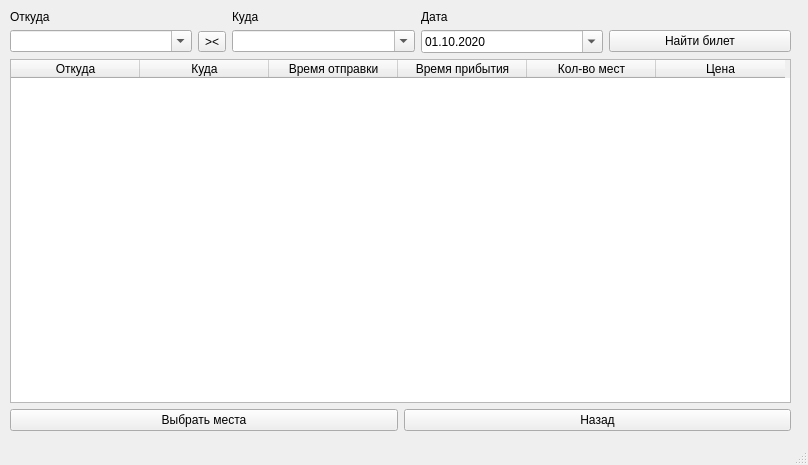
Substance-live/Train_application, file data/etc/Ticket.ui: the form before one commit.
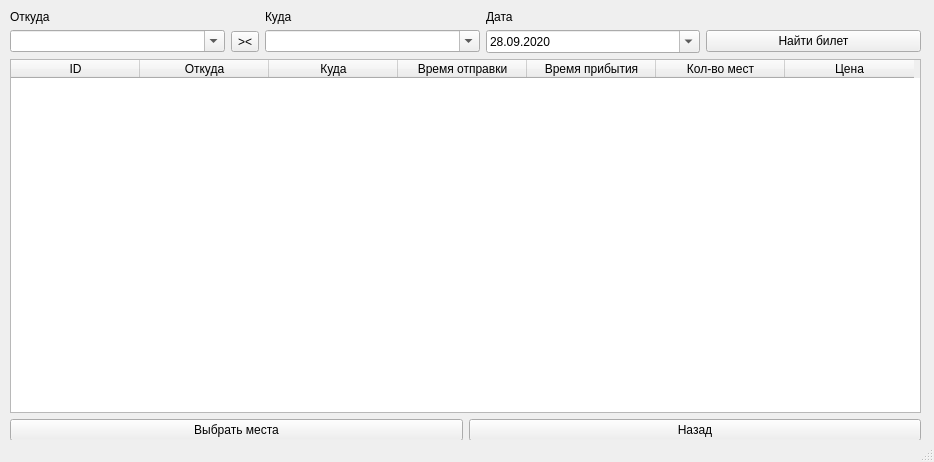
The form after the commit.

Diff of the .ui file:
```diff
--- a/data/etc/Ticket.ui
+++ b/data/etc/Ticket.ui
@@ -6,8 +6,8 @@
    <rect>
     <x>0</x>
     <y>0</y>
-    <width>808</width>
-    <height>465</height>
+    <width>934</width>
+    <height>462</height>
    </rect>
   </property>
   <property name="sizePolicy">
@@ -30,8 +30,8 @@
      <rect>
       <x>10</x>
       <y>10</y>
-      <width>781</width>
-      <height>421</height>
+      <width>911</width>
+      <height>431</height>
      </rect>
     </property>
     <property name="font">
@@ -139,8 +139,8 @@
            <minute>0</minute>
            <second>0</second>
            <year>2020</year>
-           <month>10</month>
-           <day>1</day>
+           <month>9</month>
+           <day>28</day>
           </datetime>
          </property>
          <property name="displayFormat">
@@ -225,6 +225,11 @@
          <attribute name="verticalHeaderCascadingSectionResizes">
           <bool>false</bool>
          </attribute>
+         <column>
+          <property name="text">
+           <string>ID</string>
+          </property>
+         </column>
          <column>
           <property name="text">
            <string>Откуда</string>
```
